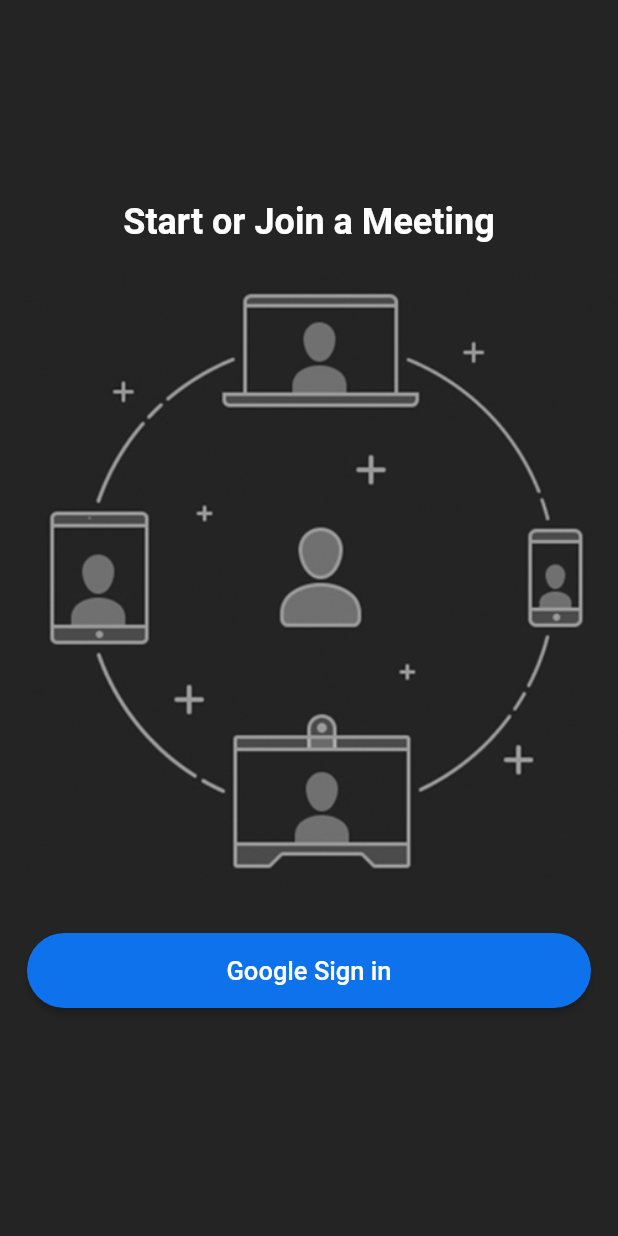
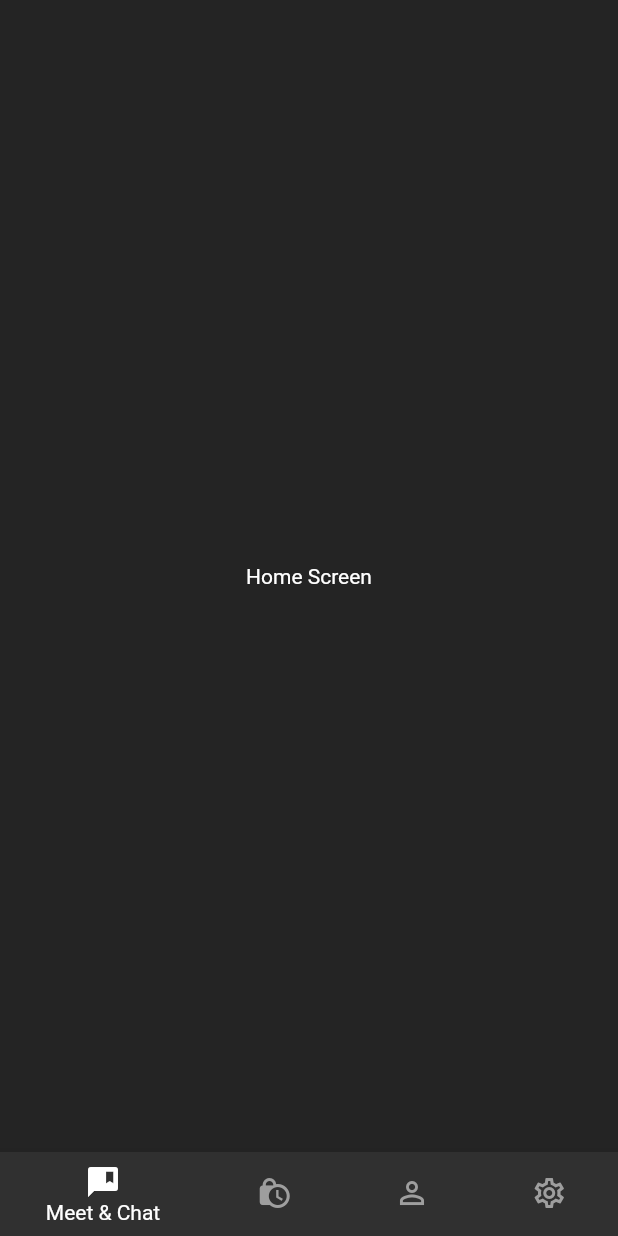
Before and after one commit to mehedi4958/zoom_clone, a Flutter app: the screen it shows after launch, after a tap on "Google Sign in", on a phone screen of 412 x 824 dp. Run offline on Flutter 3.47's test engine with Material 2 defaults, Android fonts, the phone set to English and light mode, and no system bars; our stand-ins replace cloud_firestore, firebase_auth, firebase_core, google_sign_in; accounts and stored records are empty; network calls fail.

Commit message:
home screen added, bottom navigation bar provided

```diff
--- /dev/null
+++ b/lib/views/screens/home_screen.dart
@@ -0,0 +1,47 @@
+import 'package:flutter/material.dart';
+
+import '../../utils/colors.dart';
+
+class HomeScreen extends StatelessWidget {
+  const HomeScreen({Key? key}) : super(key: key);
+
+  @override
+  Widget build(BuildContext context) {
+    return Scaffold(
+      body: const Center(
+        child: Text('Home Screen'),
+      ),
+      bottomNavigationBar: BottomNavigationBar(
+        selectedItemColor: Colors.white,
+        unselectedItemColor: Colors.grey,
+        backgroundColor: footerColor,
+        items: const [
+          BottomNavigationBarItem(
+            icon: Icon(
+              Icons.comment_bank,
+            ),
+            label: 'Meet & Chat',
+          ),
+          BottomNavigationBarItem(
+            icon: Icon(
+              Icons.lock_clock,
+            ),
+            label: 'Meeting',
+          ),
+          BottomNavigationBarItem(
+            icon: Icon(
+              Icons.person_outline,
+            ),
+            label: 'Contacts',
+          ),
+          BottomNavigationBarItem(
+            icon: Icon(
+              Icons.settings_outlined,
+            ),
+            label: 'Settings',
+          ),
+        ],
+      ),
+    );
+  }
+}
--- a/lib/views/screens/login_screen.dart
+++ b/lib/views/screens/login_screen.dart
@@ -1,5 +1,6 @@
 import 'package:flutter/material.dart';
 import 'package:zoom_clone/controllers/auth_controller.dart';
+import 'package:zoom_clone/views/screens/home_screen.dart';
 import 'package:zoom_clone/views/widgets/custom_button.dart';
 
 class LoginScreen extends StatelessWidget {
@@ -30,6 +31,10 @@ class LoginScreen extends StatelessWidget {
             text: 'Google Sign in',
             onPressed: () {
               _authController.signInWithGoogle();
+              Navigator.of(context)
+                  .push(MaterialPageRoute(builder: (BuildContext context) {
+                return const HomeScreen();
+              }));
             },
           ),
         ],
```
